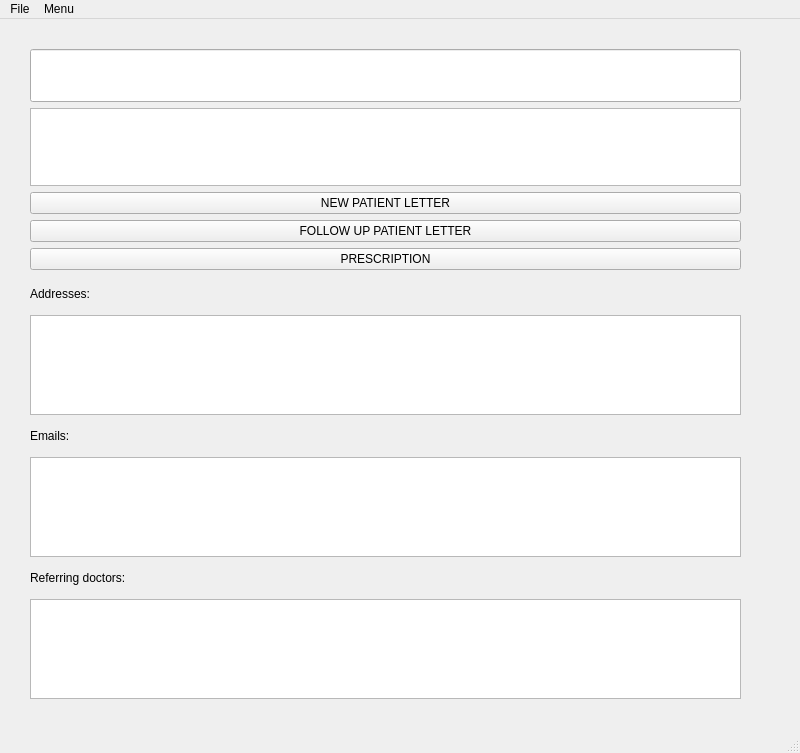
The window that MainWindow.ui (chapmanwilliam/PatientHandler) describes before a commit, drawn with Qt 5.
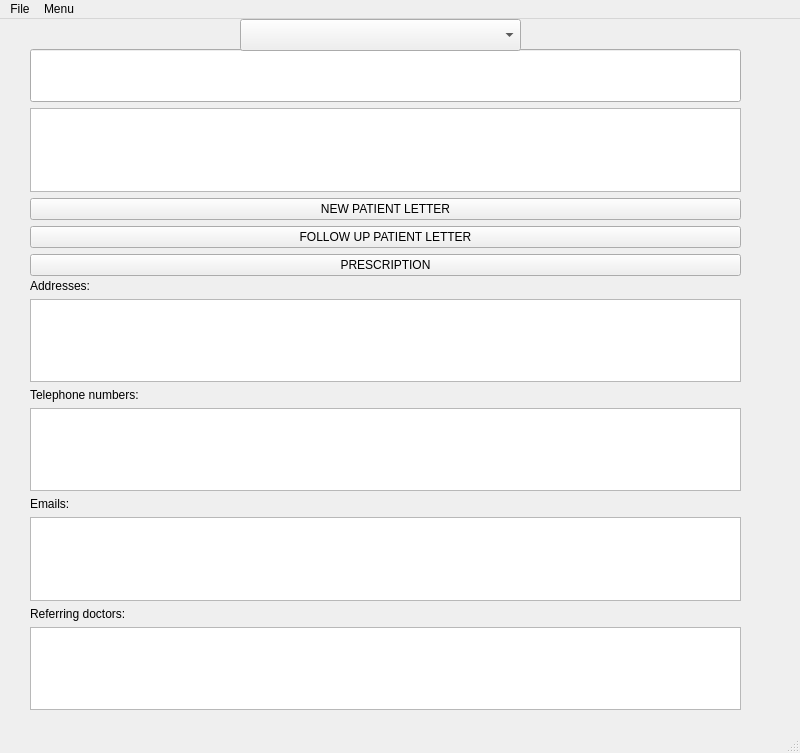
The same window after the commit.

```diff
--- a/MainWindow.ui
+++ b/MainWindow.ui
@@ -23,7 +23,7 @@
       <x>30</x>
       <y>30</y>
       <width>711</width>
-      <height>221</height>
+      <height>227</height>
      </rect>
     </property>
     <layout class="QVBoxLayout" name="verticalLayout">
@@ -39,7 +39,11 @@
       </widget>
      </item>
      <item>
-      <widget class="QListWidget" name="listWidgetPatients"/>
+      <widget class="QListWidget" name="listWidgetPatients">
+       <property name="contextMenuPolicy">
+        <enum>Qt::DefaultContextMenu</enum>
+       </property>
+      </widget>
      </item>
      <item>
       <widget class="QPushButton" name="pushButton_LetterNew">
@@ -74,7 +78,7 @@
      </rect>
     </property>
     <layout class="QGridLayout" name="gridLayout">
-     <item row="6" column="0">
+     <item row="8" column="0">
       <widget class="QLabel" name="labelReferringDoctors">
        <property name="sizePolicy">
         <sizepolicy hsizetype="Preferred" vsizetype="Maximum">
@@ -106,7 +110,7 @@
        </property>
       </widget>
      </item>
-     <item row="4" column="0">
+     <item row="6" column="0">
       <widget class="QLabel" name="labelEmails">
        <property name="sizePolicy">
         <sizepolicy hsizetype="Preferred" vsizetype="Maximum">
@@ -119,6 +123,41 @@
        </property>
       </widget>
      </item>
+     <item row="9" column="0">
+      <widget class="QListWidget" name="listWidgetReferringDoctors">
+       <property name="sizePolicy">
+        <sizepolicy hsizetype="Expanding" vsizetype="Maximum">
+         <horstretch>0</horstretch>
+         <verstretch>0</verstretch>
+        </sizepolicy>
+       </property>
+       <property name="maximumSize">
+        <size>
+         <width>16777215</width>
+         <height>100</height>
+        </size>
+       </property>
+       <property name="selectionMode">
+        <enum>QAbstractItemView::SingleSelection</enum>
+       </property>
+      </widget>
+     </item>
+     <item row="4" column="0">
+      <widget class="QListWidget" name="listWidgetTel">
+       <property name="sizePolicy">
+        <sizepolicy hsizetype="Expanding" vsizetype="Maximum">
+         <horstretch>0</horstretch>
+         <verstretch>0</verstretch>
+        </sizepolicy>
+       </property>
+       <property name="maximumSize">
+        <size>
+         <width>16777215</width>
+         <height>100</height>
+        </size>
+       </property>
+      </widget>
+     </item>
      <item row="1" column="0">
       <widget class="QLabel" name="labelAddress">
        <property name="sizePolicy">
@@ -132,27 +171,8 @@
        </property>
       </widget>
      </item>
-     <item row="5" column="0">
-      <widget class="QListWidget" name="listWidgetEmails">
-       <property name="sizePolicy">
-        <sizepolicy hsizetype="Expanding" vsizetype="Maximum">
-         <horstretch>0</horstretch>
-         <verstretch>0</verstretch>
-        </sizepolicy>
-       </property>
-       <property name="maximumSize">
-        <size>
-         <width>16777215</width>
-         <height>100</height>
-        </size>
-       </property>
-       <property name="selectionMode">
-        <enum>QAbstractItemView::MultiSelection</enum>
-       </property>
-      </widget>
-     </item>
      <item row="7" column="0">
-      <widget class="QListWidget" name="listWidgetReferringDoctors">
+      <widget class="QListWidget" name="listWidgetEmails">
        <property name="sizePolicy">
         <sizepolicy hsizetype="Expanding" vsizetype="Maximum">
          <horstretch>0</horstretch>
@@ -166,12 +186,29 @@
         </size>
        </property>
        <property name="selectionMode">
-        <enum>QAbstractItemView::MultiSelection</enum>
+        <enum>QAbstractItemView::SingleSelection</enum>
+       </property>
+      </widget>
+     </item>
+     <item row="3" column="0">
+      <widget class="QLabel" name="labelTel">
+       <property name="text">
+        <string>Telephone numbers:</string>
        </property>
       </widget>
      </item>
     </layout>
    </widget>
+   <widget class="QComboBox" name="comboBoxLocation">
+    <property name="geometry">
+     <rect>
+      <x>240</x>
+      <y>0</y>
+      <width>281</width>
+      <height>32</height>
+     </rect>
+    </property>
+   </widget>
   </widget>
   <widget class="QMenuBar" name="menubar">
    <property name="geometry">
```
Left out of the diff: 14 changed lines with no effect on the pictures.
